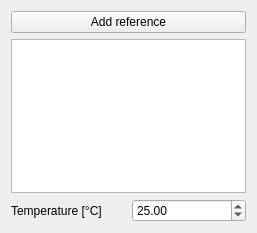
The window that src/Mod/Fem/Gui/TaskFemConstraintTemperature.ui (makkemal/FreeCAD) describes before a commit, drawn with Qt 5.
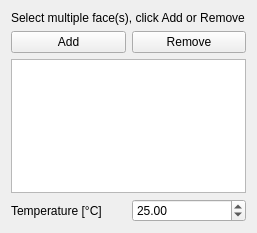
The same window after the commit.

Commit message: FEM: Create initial version of fixed temperature constraint

The edit to the form file:
```diff
--- a/src/Mod/Fem/Gui/TaskFemConstraintTemperature.ui
+++ b/src/Mod/Fem/Gui/TaskFemConstraintTemperature.ui
@@ -15,14 +15,32 @@
   </property>
   <layout class="QVBoxLayout" name="verticalLayout">
    <item>
-    <widget class="QPushButton" name="buttonReference">
+     <widget class="QLabel" name="lbl_info">
      <property name="text">
-      <string>Add reference</string>
+       <string>Select multiple face(s), click Add or Remove</string>
      </property>
     </widget>
    </item>
    <item>
-    <widget class="QListWidget" name="listReferences"/>
+     <layout class="QHBoxLayout" name="hLayout1">
+      <item>
+       <widget class="QPushButton" name="btnAdd">
+        <property name="text">
+         <string>Add</string>
+        </property>
+       </widget>
+      </item>
+      <item>
+       <widget class="QPushButton" name="btnRemove">
+        <property name="text">
+         <string>Remove</string>
+        </property>
+       </widget>
+      </item>
+     </layout>
+    </item>
+   <item>
+    <widget class="QListWidget" name="lw_references"/>
    </item>
    <item>
     <layout class="QHBoxLayout" name="layoutTemperature">
```
Left out of the diff: 2 changed lines with no effect on the pictures. Lines whose indentation alone changed are shown as unchanged. The commit also changes 15 other files.
